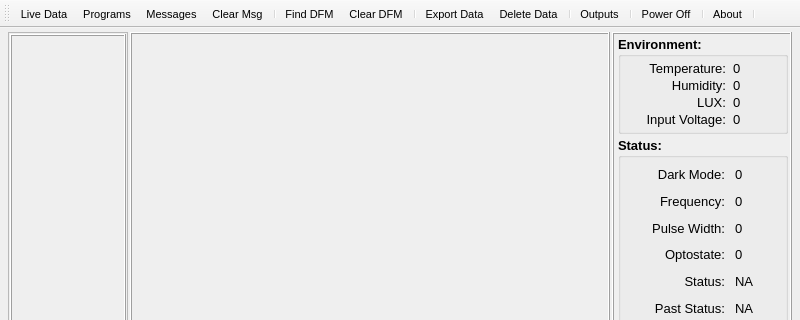
spletcher1/PyMCU, file Mainwindow.ui: the form before one commit; both pictures show x 0 to 800 and y 0 to 320 of the 800 by 480 pixel window.
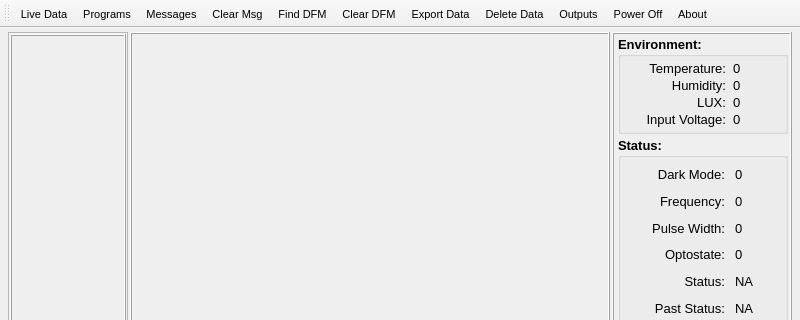
The form after the commit. Icons and pictures are not drawn.

Commit message: Removed separators to allow all menu buttons on new Pi$

```diff
--- a/Mainwindow.ui
+++ b/Mainwindow.ui
@@ -1784,19 +1784,13 @@
    <addaction name="programAction"/>
    <addaction name="messagesAction"/>
    <addaction name="clearMessagesAction"/>
-   <addaction name="separator"/>
    <addaction name="findDFMAction"/>
    <addaction name="clearDFMAction"/>
-   <addaction name="separator"/>
    <addaction name="saveDataAction"/>
    <addaction name="deleteDataAction"/>
-   <addaction name="separator"/>
    <addaction name="toggleOutputsAction"/>
-   <addaction name="separator"/>
    <addaction name="powerOffAction"/>
-   <addaction name="separator"/>
    <addaction name="aboutMCUAction"/>
-   <addaction name="separator"/>
   </widget>
   <action name="powerOffAction">
    <property name="icon">
```
